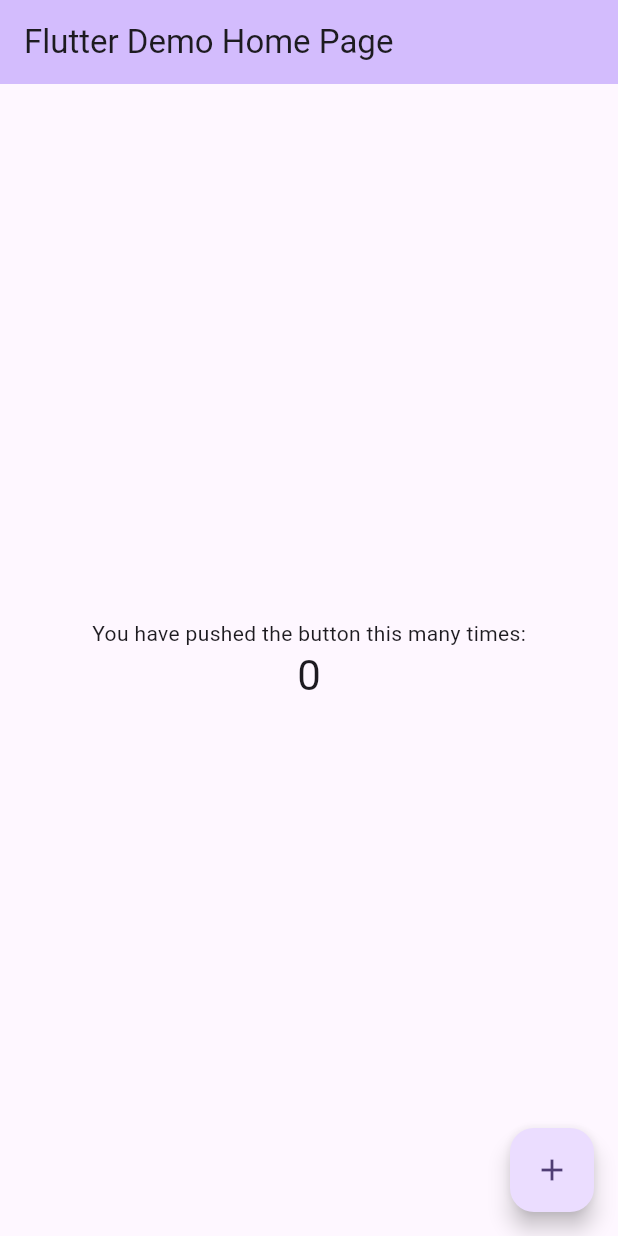
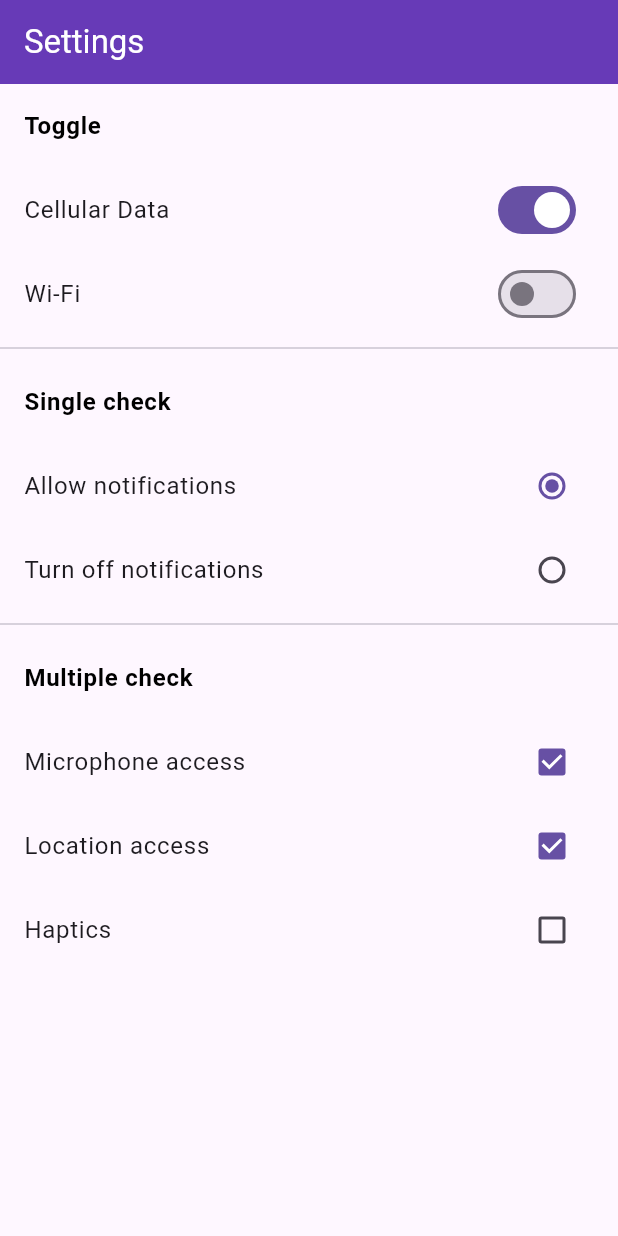
Before and after one commit to vedant15708/task_29_9_25, a Flutter app: the screen it shows after launch, on a phone screen of 412 x 824 dp. Run offline on Flutter 3.47's test engine with Material 3 defaults, Android fonts, the phone set to English and light mode, and no system bars; our stand-ins replace fluttertoast.

Commit message:
switch,radio button,checkbox widget

```diff
--- a/lib/main.dart
+++ b/lib/main.dart
@@ -1,122 +1,165 @@
 import 'package:flutter/material.dart';
+import 'package:fluttertoast/fluttertoast.dart';
 
-void main() {
-  runApp(const MyApp());
+void main(){
+  runApp(MyApp());
 }
 
 class MyApp extends StatelessWidget {
   const MyApp({super.key});
 
-  // This widget is the root of your application.
   @override
   Widget build(BuildContext context) {
     return MaterialApp(
-      title: 'Flutter Demo',
-      theme: ThemeData(
-        // This is the theme of your application.
-        //
-        // TRY THIS: Try running your application with "flutter run". You'll see
-        // the application has a purple toolbar. Then, without quitting the app,
-        // try changing the seedColor in the colorScheme below to Colors.green
-        // and then invoke "hot reload" (save your changes or press the "hot
-        // reload" button in a Flutter-supported IDE, or press "r" if you used
-        // the command line to start the app).
-        //
-        // Notice that the counter didn't reset back to zero; the application
-        // state is not lost during the reload. To reset the state, use hot
-        // restart instead.
-        //
-        // This works for code too, not just values: Most code changes can be
-        // tested with just a hot reload.
-        colorScheme: ColorScheme.fromSeed(seedColor: Colors.deepPurple),
-      ),
-      home: const MyHomePage(title: 'Flutter Demo Home Page'),
+      debugShowCheckedModeBanner: false,
+      home: SettingScreen(),
     );
   }
 }
 
-class MyHomePage extends StatefulWidget {
-  const MyHomePage({super.key, required this.title});
-
-  // This widget is the home page of your application. It is stateful, meaning
-  // that it has a State object (defined below) that contains fields that affect
-  // how it looks.
-
-  // This class is the configuration for the state. It holds the values (in this
-  // case the title) provided by the parent (in this case the App widget) and
-  // used by the build method of the State. Fields in a Widget subclass are
-  // always marked "final".
-
-  final String title;
+class SettingScreen extends StatefulWidget {
+  const SettingScreen({super.key});
 
   @override
-  State<MyHomePage> createState() => _MyHomePageState();
+  State<SettingScreen> createState() => _SettingScreenState();
 }
 
-class _MyHomePageState extends State<MyHomePage> {
-  int _counter = 0;
+class _SettingScreenState extends State<SettingScreen> {
+  bool _cellularDataEnabled = true;
+  bool _wifiEnabled = false;
 
-  void _incrementCounter() {
-    setState(() {
-      // This call to setState tells the Flutter framework that something has
-      // changed in this State, which causes it to rerun the build method below
-      // so that the display can reflect the updated values. If we changed
-      // _counter without calling setState(), then the build method would not be
-      // called again, and so nothing would appear to happen.
-      _counter++;
-    });
+  String? _notificationSetting = 'allow';
+
+  bool _microphoneAccess = true;
+  bool _locationAccess = true;
+  bool _hapticsEnabled = false;
+
+  void showToast(String message){
+    Fluttertoast.showToast(
+        msg: message,
+      toastLength: Toast.LENGTH_SHORT,
+      gravity: ToastGravity.BOTTOM ,
+      backgroundColor: Colors.black54,
+      textColor: Colors.white,
+      fontSize: 16.0,
+    );
   }
-
   @override
   Widget build(BuildContext context) {
-    // This method is rerun every time setState is called, for instance as done
-    // by the _incrementCounter method above.
-    //
-    // The Flutter framework has been optimized to make rerunning build methods
-    // fast, so that you can just rebuild anything that needs updating rather
-    // than having to individually change instances of widgets.
     return Scaffold(
       appBar: AppBar(
-        // TRY THIS: Try changing the color here to a specific color (to
-        // Colors.amber, perhaps?) and trigger a hot reload to see the AppBar
-        // change color while the other colors stay the same.
-        backgroundColor: Theme.of(context).colorScheme.inversePrimary,
-        // Here we take the value from the MyHomePage object that was created by
-        // the App.build method, and use it to set our appbar title.
-        title: Text(widget.title),
+        title: const Text("Settings",style: TextStyle(color: Colors.white),),
+        backgroundColor: Colors.deepPurple,
       ),
-      body: Center(
-        // Center is a layout widget. It takes a single child and positions it
-        // in the middle of the parent.
-        child: Column(
-          // Column is also a layout widget. It takes a list of children and
-          // arranges them vertically. By default, it sizes itself to fit its
-          // children horizontally, and tries to be as tall as its parent.
-          //
-          // Column has various properties to control how it sizes itself and
-          // how it positions its children. Here we use mainAxisAlignment to
-          // center the children vertically; the main axis here is the vertical
-          // axis because Columns are vertical (the cross axis would be
-          // horizontal).
-          //
-          // TRY THIS: Invoke "debug painting" (choose the "Toggle Debug Paint"
-          // action in the IDE, or press "p" in the console), to see the
-          // wireframe for each widget.
-          mainAxisAlignment: MainAxisAlignment.center,
-          children: <Widget>[
-            const Text('You have pushed the button this many times:'),
-            Text(
-              '$_counter',
-              style: Theme.of(context).textTheme.headlineMedium,
+      body: ListView(
+        children: [
+          ListTile(
+            title: Text(
+              "Toggle",
+              style: TextStyle(
+                  fontWeight: FontWeight.bold,
+                  color: Colors.black
+              ),
             ),
-          ],
-        ),
+          ),
+          SwitchListTile(
+            title: const Text('Cellular Data'),
+              value: _cellularDataEnabled,
+              onChanged: (bool value){
+                setState(() {
+                  _cellularDataEnabled = value;
+                });
+                showToast("Selected value: Cellular Data is now ${value ? 'On' : 'Off'}");
+              },
+            secondary: null,
+          ),
+          SwitchListTile(
+            title: const Text('Wi-Fi'),
+            value: _wifiEnabled,
+            onChanged: (bool value) {
+              setState(() {
+                _wifiEnabled = value;
+              });
+              showToast("Selected value: Wi-Fi is now ${value ? 'On' : 'Off'}");
+            },
+            secondary: null,
+          ),
+          const Divider(),
+          const ListTile(
+            title: Text(
+              'Single check',
+              style: TextStyle(
+                fontWeight: FontWeight.bold,
+                color: Colors.black,
+              ),
+            ),
+          ),
+          RadioListTile<String>(
+            title: const Text('Allow notifications'),
+            value: 'allow',
+            groupValue: _notificationSetting,
+            onChanged: (String? value) {
+              setState(() {
+                _notificationSetting = value;
+              });
+              showToast("Selected value: Notification is now ${value != null ? 'On' : 'Off'}");
+            },
+            controlAffinity: ListTileControlAffinity.trailing,
+          ),
+          RadioListTile<String>(
+            title: const Text('Turn off notifications'),
+            value: 'turn_off',
+            groupValue: _notificationSetting,
+            onChanged: (String? value) {
+              setState(() {
+                _notificationSetting = value;
+              });
+              showToast("Selected value: Notification is now ${value != null ? 'Off' : 'on'}");
+            },
+            controlAffinity: ListTileControlAffinity.trailing,
+          ),
+          const Divider(),
+          const ListTile(
+            title: Text(
+              'Multiple check',
+              style: TextStyle(
+                fontWeight: FontWeight.bold,
+                color: Colors.black,
+              ),
+            ),
+          ),
+          CheckboxListTile(
+            title: const Text('Microphone access'),
+            value: _microphoneAccess,
+            onChanged: (bool? value) {
+              setState(() {
+                _microphoneAccess = value ?? false;
+              });
+              showToast("Selected value: Microphone access is now ${value == true ? 'Checked' : 'Unchecked'}");
+            },
+          ),
+          CheckboxListTile(
+            title: const Text('Location access'),
+            value: _locationAccess,
+            onChanged: (bool? value) {
+              setState(() {
+                _locationAccess = value ?? false;
+              });
+              showToast("Selected value: Location access is now ${value == true ? 'Checked' : 'Unchecked'}");
+            },
+          ),
+          CheckboxListTile(
+            title: const Text('Haptics'),
+            value: _hapticsEnabled,
+            onChanged: (bool? value) {
+              setState(() {
+                _hapticsEnabled = value ?? false;
+              });
+              showToast("Selected value: Haptics is now ${value == true ? 'Checked' : 'Unchecked'}");
+            },
+          ),
+        ],
       ),
-      floatingActionButton: FloatingActionButton(
-        onPressed: _incrementCounter,
-        tooltip: 'Increment',
-        child: const Icon(Icons.add),
-      ), // This trailing comma makes auto-formatting nicer for build methods.
     );
   }
 }
```
